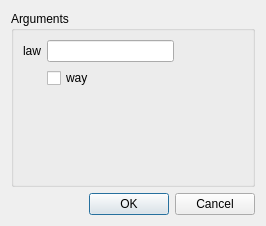
The window that src/HEXABLOCKGUI/Propagation_QTD.ui (SalomePlatform/hexablock) describes before a commit, drawn with Qt 5.
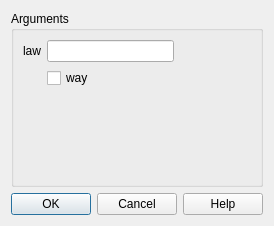
The same window after the commit.

Commit message: added: -Propagation, Vector ( completed ) dialog panel. -Help button on all panel. -Delegate for all Panel updated: -menu always showed for each action

```diff
--- a/src/HEXABLOCKGUI/Propagation_QTD.ui
+++ b/src/HEXABLOCKGUI/Propagation_QTD.ui
@@ -6,7 +6,7 @@
    <rect>
     <x>0</x>
     <y>0</y>
-    <width>266</width>
+    <width>267</width>
     <height>226</height>
    </rect>
   </property>
@@ -53,7 +53,7 @@
       <enum>Qt::Horizontal</enum>
      </property>
      <property name="standardButtons">
-      <set>QDialogButtonBox::Cancel|QDialogButtonBox::Ok</set>
+      <set>QDialogButtonBox::Cancel|QDialogButtonBox::Help|QDialogButtonBox::Ok</set>
      </property>
     </widget>
    </item>
```
Left out of the diff: 10 changed lines with no effect on the pictures. The commit also changes 37 other files.
